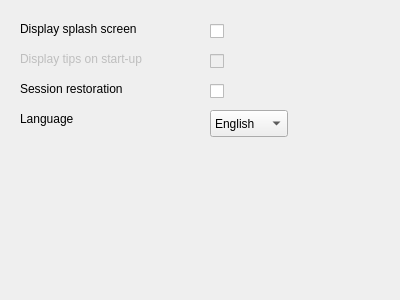
AbyssAbbeba/MDS-picoblaze-AVR-ide, file IDE/GUI/dialogs/interfacecfg/interfacecfg_idegeneral.ui: the form before one commit.
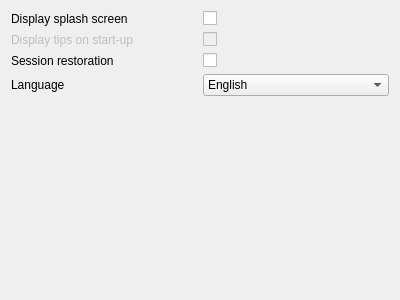
The form after the commit.

The edit to the form file:
```diff
--- a/IDE/GUI/dialogs/interfacecfg/interfacecfg_idegeneral.ui
+++ b/IDE/GUI/dialogs/interfacecfg/interfacecfg_idegeneral.ui
@@ -13,94 +13,42 @@
   <property name="windowTitle">
    <string>Form</string>
   </property>
-  <widget class="QLabel" name="label">
-   <property name="geometry">
-    <rect>
-     <x>20</x>
-     <y>110</y>
-     <width>81</width>
-     <height>17</height>
-    </rect>
-   </property>
-   <property name="text">
-    <string>Language</string>
-   </property>
-  </widget>
-  <widget class="QComboBox" name="cmbLanguage">
-   <property name="geometry">
-    <rect>
-     <x>210</x>
-     <y>110</y>
-     <width>78</width>
-     <height>27</height>
-    </rect>
-   </property>
-   <item>
-    <property name="text">
-     <string>English</string>
-    </property>
-   </item>
-  </widget>
-  <widget class="QLabel" name="label_2">
-   <property name="enabled">
-    <bool>false</bool>
-   </property>
-   <property name="geometry">
-    <rect>
-     <x>20</x>
-     <y>50</y>
-     <width>161</width>
-     <height>17</height>
-    </rect>
-   </property>
-   <property name="text">
-    <string>Display tips on start-up</string>
-   </property>
-  </widget>
+  <layout class="QGridLayout" name="gridLayout">
+   <item row="0" column="0">
   <widget class="QLabel" name="label_3">
    <property name="enabled">
     <bool>true</bool>
    </property>
-   <property name="geometry">
-    <rect>
-     <x>20</x>
-     <y>20</y>
-     <width>161</width>
-     <height>17</height>
-    </rect>
-   </property>
    <property name="text">
     <string>Display splash screen</string>
    </property>
   </widget>
+   </item>
+   <item row="1" column="1">
   <widget class="QCheckBox" name="chckTips">
    <property name="enabled">
     <bool>false</bool>
    </property>
-   <property name="geometry">
-    <rect>
-     <x>210</x>
-     <y>50</y>
-     <width>21</width>
-     <height>22</height>
-    </rect>
-   </property>
    <property name="text">
     <string/>
    </property>
   </widget>
+   </item>
+   <item row="1" column="0">
+    <widget class="QLabel" name="label_2">
+     <property name="enabled">
+      <bool>false</bool>
+     </property>
+     <property name="text">
+      <string>Display tips on start-up</string>
+     </property>
+    </widget>
+   </item>
+   <item row="0" column="1">
   <widget class="QCheckBox" name="chckSplash">
    <property name="enabled">
     <bool>true</bool>
    </property>
-   <property name="geometry">
-    <rect>
-     <x>210</x>
-     <y>20</y>
-     <width>21</width>
-     <height>22</height>
-    </rect>
-   </property>
    <property name="text">
     <string/>
    </property>
@@ -108,32 +56,51 @@
     <bool>false</bool>
    </property>
   </widget>
+   </item>
+   <item row="2" column="1">
+    <widget class="QCheckBox" name="chckSession">
+     <property name="text">
+      <string/>
+     </property>
+    </widget>
+   </item>
+   <item row="2" column="0">
   <widget class="QLabel" name="label_4">
-   <property name="geometry">
-    <rect>
-     <x>20</x>
-     <y>80</y>
-     <width>161</width>
-     <height>17</height>
-    </rect>
-   </property>
    <property name="text">
     <string>Session restoration</string>
    </property>
   </widget>
-  <widget class="QCheckBox" name="chckSession">
-   <property name="geometry">
-    <rect>
-     <x>210</x>
-     <y>80</y>
-     <width>21</width>
-     <height>22</height>
-    </rect>
-   </property>
+   </item>
+   <item row="3" column="1">
+    <widget class="QComboBox" name="cmbLanguage">
+     <item>
+      <property name="text">
+       <string>English</string>
+      </property>
+     </item>
+    </widget>
+   </item>
+   <item row="3" column="0">
+    <widget class="QLabel" name="label">
    <property name="text">
-    <string/>
-   </property>
-  </widget>
+      <string>Language</string>
+     </property>
+    </widget>
+   </item>
+   <item row="4" column="0" colspan="2">
+    <spacer name="verticalSpacer">
+     <property name="orientation">
+      <enum>Qt::Vertical</enum>
+     </property>
+     <property name="sizeHint" stdset="0">
+      <size>
+       <width>20</width>
+       <height>40</height>
+      </size>
+     </property>
+    </spacer>
+   </item>
+  </layout>
  </widget>
  <resources/>
  <connections/>
```
Lines whose indentation alone changed are shown as unchanged.
